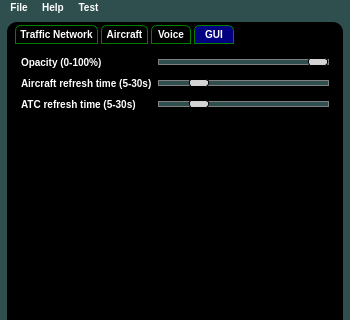
Above: samples/blackgui/mainwindow.ui from swift-project/pilotclient before the change; both pictures show x 0 to 350 and y 0 to 320 of the 350 by 550 pixel window. Below: the same form after it.
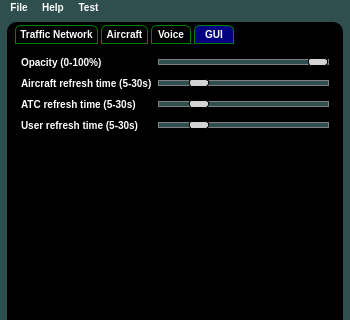
That is the form after the change. The open tabs and pages were chosen to show the change. Icons and pictures are not drawn.

Commit message: Added updating of user views: * timers * loading of objects * refactoring of some methods

Patch:
```diff
--- a/samples/blackgui/mainwindow.ui
+++ b/samples/blackgui/mainwindow.ui
@@ -2010,6 +2010,35 @@
                    </property>
                   </widget>
                  </item>
+                 <item row="3" column="0">
+                  <widget class="QLabel" name="lbl_SettingsGuiUserRefreshTime">
+                   <property name="text">
+                    <string>User refresh time (5-30s)</string>
+                   </property>
+                  </widget>
+                 </item>
+                 <item row="3" column="1">
+                  <widget class="QSlider" name="hs_SettingsGuiUserRefreshTime">
+                   <property name="minimum">
+                    <number>5</number>
+                   </property>
+                   <property name="maximum">
+                    <number>30</number>
+                   </property>
+                   <property name="singleStep">
+                    <number>5</number>
+                   </property>
+                   <property name="pageStep">
+                    <number>5</number>
+                   </property>
+                   <property name="value">
+                    <number>10</number>
+                   </property>
+                   <property name="orientation">
+                    <enum>Qt::Horizontal</enum>
+                   </property>
+                  </widget>
+                 </item>
                 </layout>
                </item>
               </layout>
```
Left out of the diff: 38 changed lines with no effect on the pictures. The commit also changes 5 other files.
